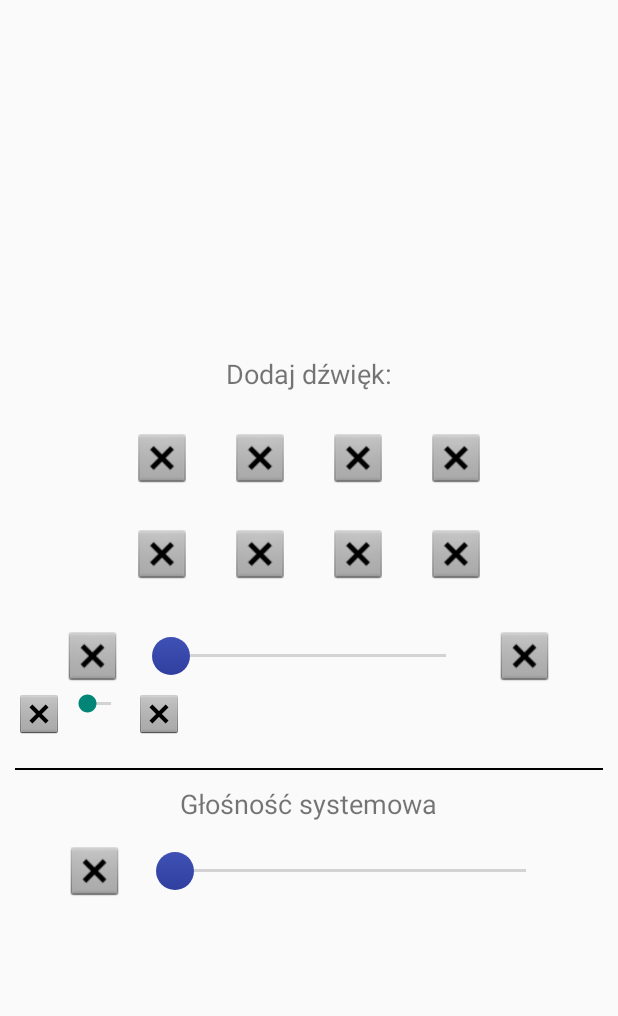
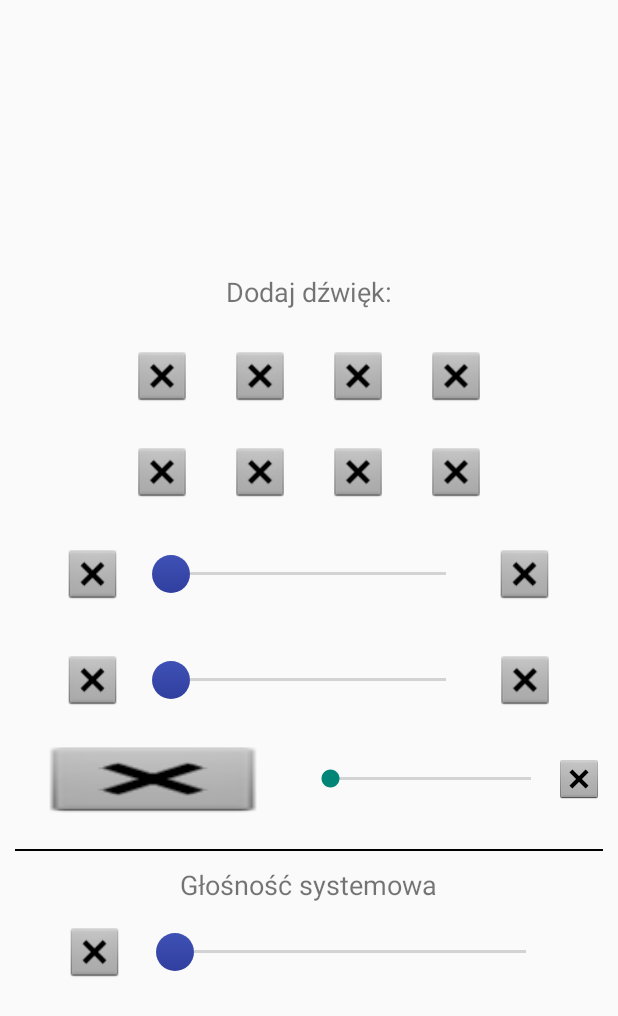
Before and after one commit to pawchi/MeditationMusic, an Android app: the AddMusic screen opened directly, with no data from a screen before it, after a tap on an icon or button, on a phone screen of 412 x 824 dp. Shown: the top 1016 px of the screen. Run offline under Robolectric (Android 15) with nearby library versions, the phone set to English and light mode, and no system bars.

Commit message:
add_sounds_cd

```diff
--- a/app/src/main/java/org/chilon/meditationmusic/AddMusic.java
+++ b/app/src/main/java/org/chilon/meditationmusic/AddMusic.java
@@ -1,10 +1,12 @@
 package org.chilon.meditationmusic;
 
 import android.app.Activity;
+import android.graphics.drawable.ShapeDrawable;
 import android.os.Bundle;
 import android.print.PrintAttributes;
 import android.view.Gravity;
 import android.view.View;
+import android.view.ViewGroup;
 import android.widget.Button;
 import android.widget.ImageView;
 import android.widget.LinearLayout;
@@ -31,27 +33,61 @@ public class AddMusic extends Activity {
             @Override
             public void onClick(View v) {
 
+                LinearLayout newLinearLayoutForFirstSound = new LinearLayout(AddMusic.this);
+                newLinearLayoutForFirstSound.setOrientation(LinearLayout.HORIZONTAL);
+                newLinearLayoutForFirstSound.setGravity(Gravity.CENTER_VERTICAL|Gravity.CENTER_HORIZONTAL);
+
                 LinearLayout.LayoutParams newLayoutParams =  new LinearLayout.LayoutParams(
-                        LinearLayout.LayoutParams.WRAP_CONTENT,
-                        LinearLayout.LayoutParams.WRAP_CONTENT
-                );
+                        LinearLayout.LayoutParams.MATCH_PARENT,
+                        LinearLayout.LayoutParams.MATCH_PARENT);
+                //newLayoutParams.gravity = Gravity.CENTER_HORIZONTAL;
+                //newLayoutParams.gravity = Gravity.CENTER_VERTICAL;
+                newLayoutParams.topMargin = 25;
 
                 existingLayoutForInserts = (LinearLayout) findViewById(R.id.linear_layout_for_inserts);
-                LinearLayout newLinearLayoutForFirstSound = new LinearLayout(AddMusic.this);
                 existingLayoutForInserts.addView(newLinearLayoutForFirstSound,newLayoutParams);
-                newLinearLayoutForFirstSound.setGravity(Gravity.CENTER_HORIZONTAL);
-                newLinearLayoutForFirstSound.setOrientation(LinearLayout.HORIZONTAL);
+
+                //****************************
+                LinearLayout.LayoutParams newImageLeft = new LinearLayout.LayoutParams(
+                        LinearLayout.LayoutParams.WRAP_CONTENT,
+                        LinearLayout.LayoutParams.WRAP_CONTENT);
+                newImageLeft.width = 80;
+                newImageLeft.height = 80;
+                newImageLeft.gravity = Gravity.CENTER_VERTICAL;
+                newImageLeft.setMarginStart(25);
+                newImageLeft.setMarginEnd(10);
+                newImageLeft.weight = 2;
+
+                ImageView insertSoundImage = new ImageView(AddMusic.this);
+                newLinearLayoutForFirstSound.addView(insertSoundImage,newImageLeft);
+                insertSoundImage.setBackgroundResource(android.R.drawable.btn_dialog);
+
+                //*****************************
+                LinearLayout.LayoutParams seekBar = new LinearLayout.LayoutParams(
+                        LinearLayout.LayoutParams.WRAP_CONTENT,
+                        LinearLayout.LayoutParams.WRAP_CONTENT);
+                seekBar.topMargin = 10;
+                seekBar.bottomMargin = 10;
+                seekBar.weight = 2;
 
 
-                ImageView insertSoundImage = new ImageView(AddMusic.this);
-                newLinearLayoutForFirstSound.addView(insertSoundImage,newLayoutParams);
-                insertSoundImage.setBackgroundResource(android.R.drawable.btn_dialog);
+                SeekBar insertSeekBar = new SeekBar(AddMusic.this);
+                newLinearLayoutForFirstSound.addView(insertSeekBar,seekBar);
+                //insertSeekBar.setThumb(getResources().getDrawable(R.drawable.custom_thumb));
 
-                SeekBar insertSeekBar = new SeekBar(AddMusic.this);
-                newLinearLayoutForFirstSound.addView(insertSeekBar);
+                //*****************************
+                LinearLayout.LayoutParams newImageRight = new LinearLayout.LayoutParams(
+                        LinearLayout.LayoutParams.WRAP_CONTENT,
+                        LinearLayout.LayoutParams.WRAP_CONTENT);
+                newImageLeft.width = 80;
+                newImageLeft.height = 80;
+                newImageLeft.gravity = Gravity.CENTER_VERTICAL;
+                newImageLeft.setMarginStart(10);
+                newImageLeft.setMarginEnd(25);
+                newImageLeft.weight = 2;
 
                 ImageView insertCancelImage = new ImageView(AddMusic.this);
-                newLinearLayoutForFirstSound.addView(insertCancelImage);
+                newLinearLayoutForFirstSound.addView(insertCancelImage,newImageRight);
                 insertCancelImage.setBackgroundResource(android.R.drawable.btn_dialog);
             }
         });
@@ -62,8 +98,8 @@ public class AddMusic extends Activity {
             @Override
             public void onClick(View v) {
                 LinearLayout.LayoutParams newLayoutParams =  new LinearLayout.LayoutParams(
-                        LinearLayout.LayoutParams.WRAP_CONTENT,
-                        LinearLayout.LayoutParams.WRAP_CONTENT
+                        LinearLayout.LayoutParams.MATCH_PARENT,
+                        LinearLayout.LayoutParams.MATCH_PARENT
                 );
 
                 existingLayoutForInserts = (LinearLayout) findViewById(R.id.linear_layout_for_inserts);
@@ -72,6 +108,11 @@ public class AddMusic extends Activity {
                 newLinearLayoutForFirstSound.setGravity(Gravity.CENTER_HORIZONTAL);
                 newLinearLayoutForFirstSound.setOrientation(LinearLayout.HORIZONTAL);
 
+                //****************************
+                newLinearLayoutForFirstSound.setGravity(Gravity.CENTER_HORIZONTAL);
+                newLinearLayoutForFirstSound.setOrientation(LinearLayout.HORIZONTAL);
+
+                //****************************
 
                 ImageView insertSoundImage = new ImageView(AddMusic.this);
                 newLinearLayoutForFirstSound.addView(insertSoundImage,newLayoutParams);
--- a/app/src/main/res/layout/activity_add_music.xml
+++ b/app/src/main/res/layout/activity_add_music.xml
@@ -162,6 +162,54 @@
                 android:layout_marginEnd="25dp"
                 android:src="@android:drawable/btn_dialog" />
         </LinearLayout>
+
+        <LinearLayout
+            android:id="@+id/linear_layout_horizontal_three_test"
+            android:layout_width="match_parent"
+            android:layout_height="wrap_content"
+            android:gravity="center_vertical|center_horizontal"
+            android:orientation="horizontal"
+
+
+
+            android:layout_marginTop="25dp"
+            >
+
+            <ImageView
+                android:id="@+id/music_1_added_test"
+                android:layout_width="40dp"
+                android:layout_height="40dp"
+                android:layout_gravity="center_vertical"
+                android:layout_marginStart="25dp"
+                android:layout_marginEnd="10dp"
+                android:layout_weight="2"
+                android:src="@android:drawable/btn_dialog"
+                />
+
+            <SeekBar
+                android:id="@+id/seekBar1_test"
+
+                android:layout_width="wrap_content"
+                android:layout_height="wrap_content"
+                android:layout_marginBottom="10dp"
+                android:layout_marginTop="10dp"
+                android:layout_weight="26"
+                android:thumb="@drawable/custom_thumb"
+
+
+
+                />
+
+            <ImageView
+                android:id="@+id/music_1_cancel_test"
+                android:layout_width="40dp"
+                android:layout_height="40dp"
+                android:layout_gravity="center_vertical"
+                android:layout_weight="2"
+                android:layout_marginStart="10dp"
+                android:layout_marginEnd="25dp"
+                android:src="@android:drawable/btn_dialog" />
+        </LinearLayout>
         <!--
         <LinearLayout
             android:layout_width="match_parent"
```
